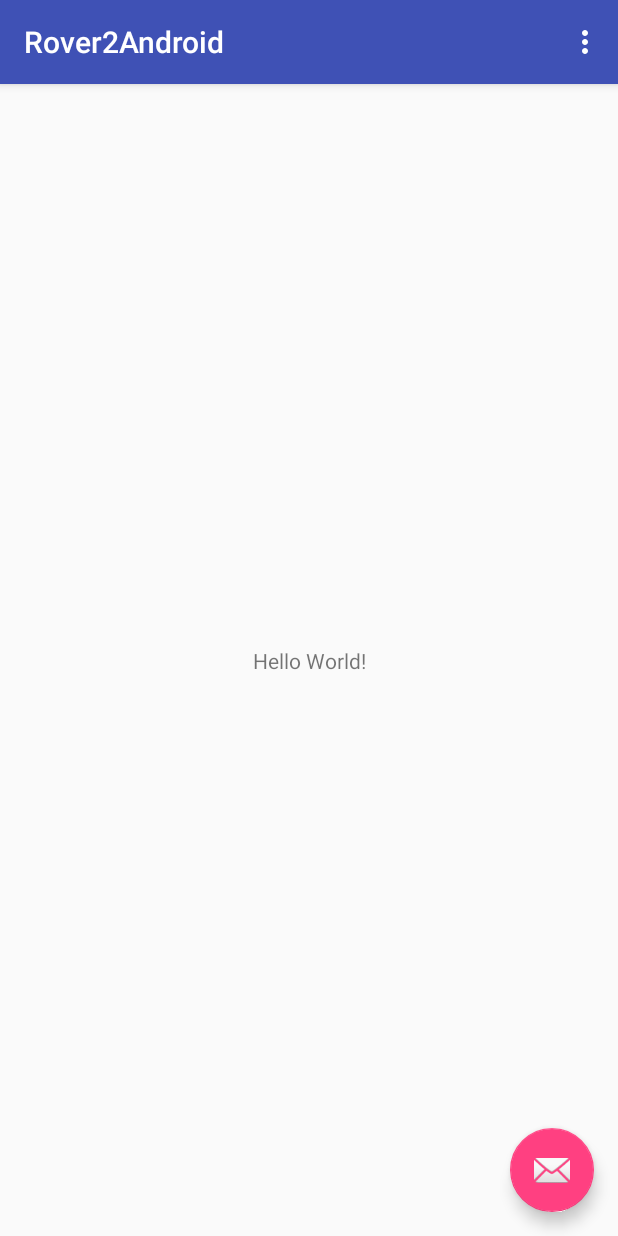
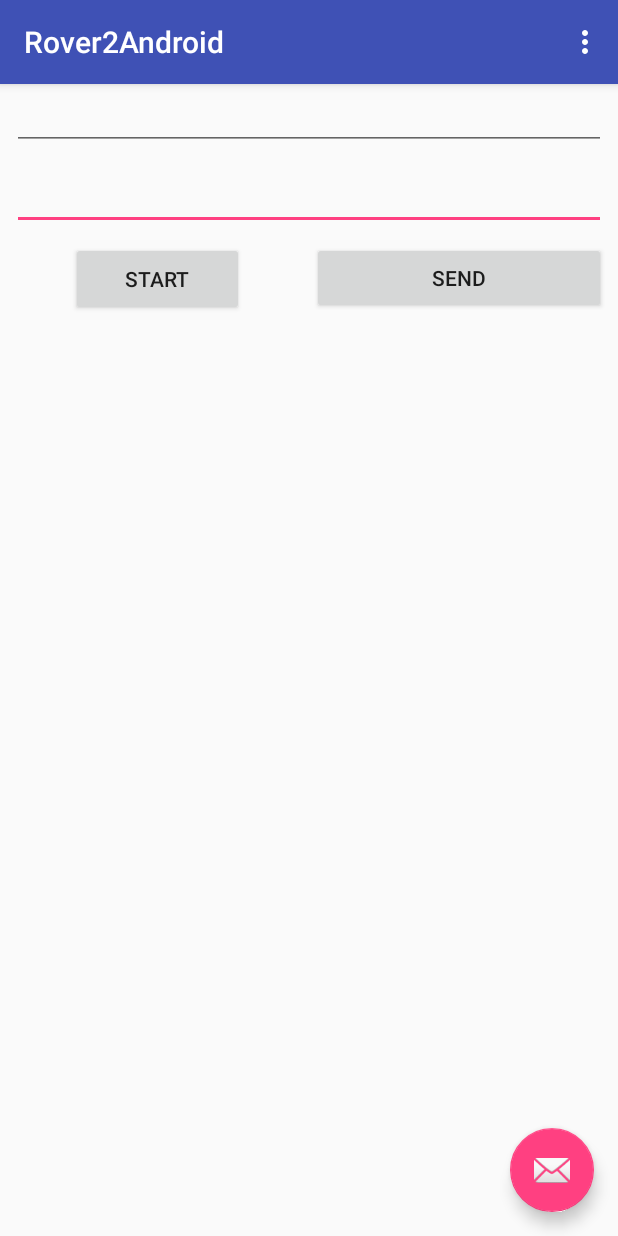
Before and after one commit to yonexbat/rover2, an Android app: the screen it shows after launch (MainActivity), on a phone screen of 412 x 824 dp. Run offline under Robolectric (Android 15) with nearby library versions, the phone set to English and light mode, and no system bars.

Commit message:
first version

```diff
--- a/Rover2Android/app/build.gradle
+++ b/Rover2Android/app/build.gradle
@@ -27,5 +27,6 @@ dependencies {
     compile 'com.android.support:appcompat-v7:26.+'
     compile 'com.android.support.constraint:constraint-layout:1.0.2'
     compile 'com.android.support:design:26.+'
+    compile 'com.squareup.okhttp3:okhttp:3.9.0'
     testCompile 'junit:junit:4.12'
 }
--- a/Rover2Android/app/src/main/AndroidManifest.xml
+++ b/Rover2Android/app/src/main/AndroidManifest.xml
@@ -1,6 +1,8 @@
 <?xml version="1.0" encoding="utf-8"?>
 <manifest xmlns:android="http://schemas.android.com/apk/res/android"
           package="rover2.rover2android">
+
+    <uses-permission android:name="android.permission.INTERNET" />
 
     <application
         android:allowBackup="true"
@@ -9,6 +11,8 @@
         android:roundIcon="@mipmap/ic_launcher_round"
         android:supportsRtl="true"
         android:theme="@style/AppTheme">
+
+
         <activity
             android:name=".MainActivity"
             android:label="@string/app_name"
--- a/Rover2Android/app/src/main/res/layout/content_main.xml
+++ b/Rover2Android/app/src/main/res/layout/content_main.xml
@@ -7,15 +7,78 @@
     android:layout_height="match_parent"
     app:layout_behavior="@string/appbar_scrolling_view_behavior"
     tools:context="rover2.rover2android.MainActivity"
-    tools:showIn="@layout/activity_main">
+    tools:showIn="@layout/activity_main"
+    tools:layout_editor_absoluteY="81dp"
+    tools:layout_editor_absoluteX="0dp">
+
+    <Button
+        android:id="@+id/buttonSend"
+        android:layout_width="196dp"
+        android:layout_height="48dp"
+        android:layout_marginEnd="8dp"
+        android:layout_marginRight="8dp"
+        android:layout_marginTop="8dp"
+        android:text="Send"
+        app:layout_constraintRight_toRightOf="parent"
+        app:layout_constraintTop_toBottomOf="@+id/editTextSend"/>
 
     <TextView
-        android:layout_width="wrap_content"
-        android:layout_height="wrap_content"
-        android:text="Hello World!"
+        android:id="@+id/textViewReceived"
+        android:layout_width="0dp"
+        android:layout_height="0dp"
+        android:layout_marginBottom="8dp"
+        android:layout_marginEnd="8dp"
+        android:layout_marginLeft="8dp"
+        android:layout_marginRight="8dp"
+        android:layout_marginStart="8dp"
+        android:layout_marginTop="8dp"
         app:layout_constraintBottom_toBottomOf="parent"
+        app:layout_constraintHorizontal_bias="0.5"
         app:layout_constraintLeft_toLeftOf="parent"
         app:layout_constraintRight_toRightOf="parent"
-        app:layout_constraintTop_toTopOf="parent"/>
+        app:layout_constraintTop_toBottomOf="@+id/buttonSend"
+        app:layout_constraintVertical_bias="0.5"
+        />
+
+    <EditText
+        android:id="@+id/editTextSend"
+        android:layout_width="0dp"
+        android:layout_height="wrap_content"
+        android:layout_marginEnd="8dp"
+        android:layout_marginLeft="8dp"
+        android:layout_marginRight="8dp"
+        android:layout_marginStart="8dp"
+        android:layout_marginTop="8dp"
+        android:ems="10"
+        android:inputType="text"
+        app:layout_constraintHorizontal_bias="0.0"
+        app:layout_constraintLeft_toLeftOf="parent"
+        app:layout_constraintRight_toRightOf="parent"
+        app:layout_constraintTop_toBottomOf="@+id/editTextAdress"/>
+
+    <Button
+        android:id="@+id/buttonStart"
+        android:layout_width="115dp"
+        android:layout_height="49dp"
+        android:layout_marginLeft="8dp"
+        android:layout_marginRight="8dp"
+        android:text="Start"
+        app:layout_constraintLeft_toLeftOf="parent"
+        app:layout_constraintRight_toLeftOf="@+id/buttonSend"
+        android:layout_marginTop="8dp"
+        app:layout_constraintTop_toBottomOf="@+id/editTextSend"
+        app:layout_constraintHorizontal_bias="0.51"/>
+
+    <EditText
+        android:id="@+id/editTextAdress"
+        android:layout_width="0dp"
+        android:layout_height="44dp"
+        android:layout_marginLeft="8dp"
+        android:layout_marginRight="8dp"
+        android:ems="10"
+        android:inputType="textPersonName"
+        app:layout_constraintLeft_toLeftOf="parent"
+        app:layout_constraintRight_toRightOf="parent"
+        tools:layout_editor_absoluteY="7dp"/>
 
 </android.support.constraint.ConstraintLayout>
```
Also changed, not shown: Rover2Android/app/src/main/java/rover2/rover2android/MainActivity.java (+115 -1 lines).
